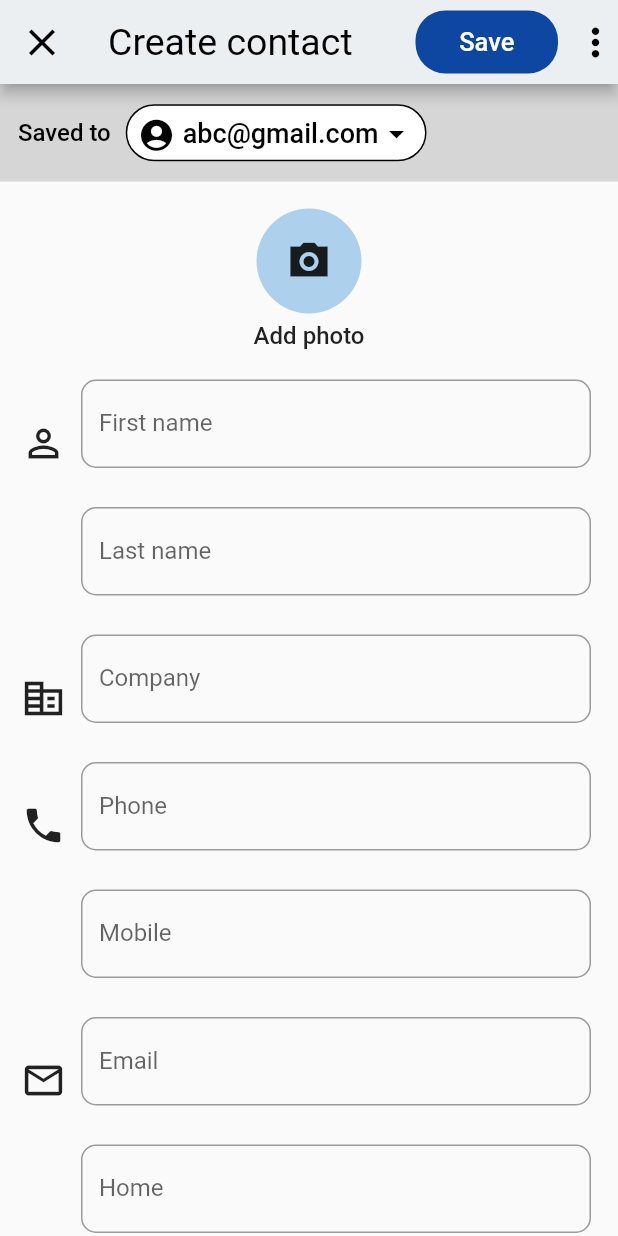
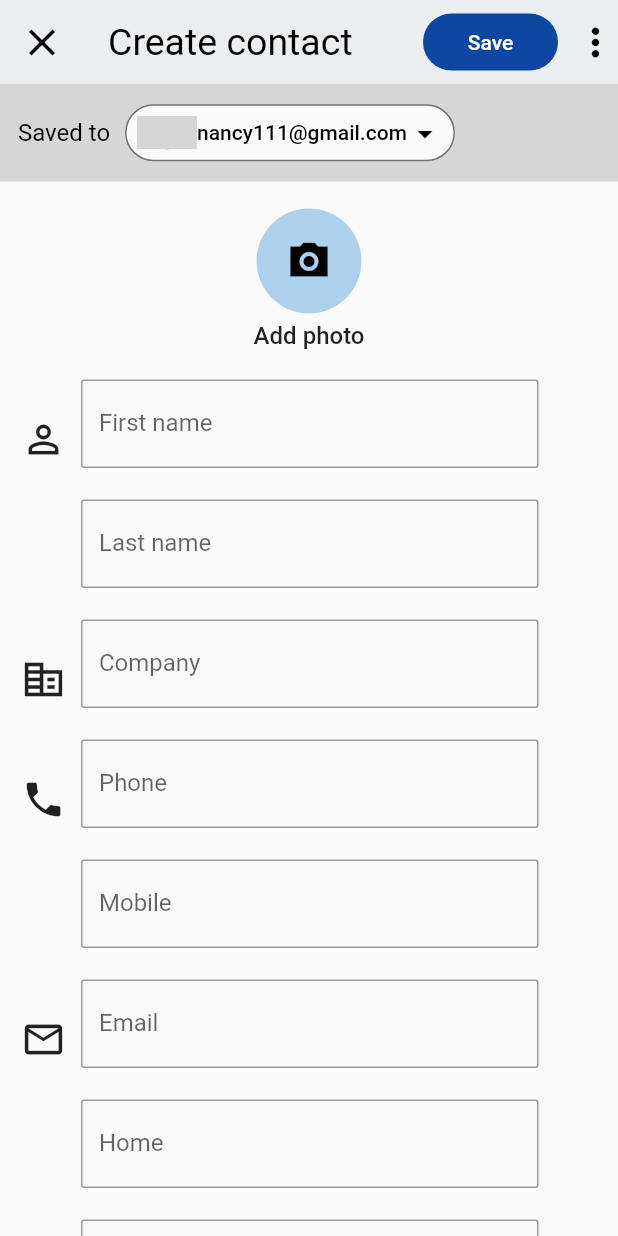
Before and after one commit to shivamgupta7837/gContactClone, a Flutter app: the AddContact screen opened directly, on a phone screen of 412 x 824 dp. Run offline on Flutter 3.47's test engine with Material 2 defaults, Android fonts, the phone set to English and light mode, and no system bars; network calls fail; grey boxes are pictures that could not be loaded.

Commit message:
adding files

```diff
--- /dev/null
+++ b/lib/globalVars/globals.dart
@@ -0,0 +1,2 @@
+String profileImage = "https://previews.123rf.com/images/aurora72/aurora721606/aurora72160600004/59282566-avatar-girls-icon-woman-icon-illustration-face-of-female-icons-cartoon-style-isolated-woman-avatar-f.jpg?fj=1";
+String eailId = "nancy111@gmail.com";
--- a/lib/screens/add_contact.dart
+++ b/lib/screens/add_contact.dart
@@ -1,20 +1,79 @@
 import 'package:contacts/utils/add_contact_detail.dart';
+import 'package:contacts/utils/buildSavedto.dart';
 import 'package:flutter/material.dart';
 
 class AddContact extends StatelessWidget {
-  const AddContact({Key? key}) : super(key: key);
+  Widget portrate() {
+    return SingleChildScrollView(
+      child: Column(
+        children: [
+          const BuildSavedto(),
+          const SizedBox(
+            height: 18,
+          ),
+          CircleAvatar(
+            backgroundColor: Color.fromARGB(255, 173, 208, 236),
+            radius: 35,
+            child: Center(
+                child: IconButton(
+              onPressed: () {},
+              icon: const Icon(
+                Icons.camera_alt_sharp,
+                color: Colors.black,
+                size: 30,
+              ),
+            )),
+          ),
+          const SizedBox(
+            height: 5,
+          ),
+          const Text(
+            "Add photo",
+            style: TextStyle(fontSize: 16, fontWeight: FontWeight.w500),
+          ),
+        const  SizedBox(
+            height: 20,
+          ),
+          AddContactDetail(
+            icon: Icons.person_outline_outlined,
+            detail: "First name",
+          ),
+          AddContactDetail(
+            detail: "Last name",
+          ),
+          AddContactDetail(
+            detail: "Company",
+            icon: Icons.corporate_fare_outlined,
+          ),
+          AddContactDetail(detail: "Phone", icon: Icons.phone),
+          AddContactDetail(detail: "Mobile"),
+          AddContactDetail(
+            detail: "Email",
+            icon: Icons.email_outlined,
+          ),
+          AddContactDetail(detail: "Home"),
+          AddContactDetail(
+              detail: "Significant date", icon: Icons.calendar_month),
+          AddContactDetail(detail: "Birthday"),
+        ],
+      ),
+    );
+  }
+
+
 
   @override
   Widget build(BuildContext context) {
     return Scaffold(
         appBar: AppBar(
+          elevation: 0,
           backgroundColor: Colors.blueGrey[50],
           actions: [
             Row(
               children: [
                 Container(
-                width: 95,
-                height: 42,
+                  width: 90,
+                  height: 38,
                   child: TextButton(
                       onPressed: () {},
                       style: TextButton.styleFrom(
@@ -24,7 +83,7 @@ class AddContact extends StatelessWidget {
                           )),
                       child: const Text(
                         "Save",
-                      style: TextStyle(fontSize: 17, color: Colors.white),
+                        style: TextStyle(fontSize: 14, color: Colors.white),
                       )),
                 )
               ],
@@ -54,22 +113,38 @@ class AddContact extends StatelessWidget {
                 color: Colors.black, fontSize: 25, fontWeight: FontWeight.w400),
           ),
         ),
-      body: SingleChildScrollView(
+        body: OrientationBuilder(builder: (context, Orientation orientation) {
+          if (orientation != Orientation.portrait) {
+            return landscape(context);
+          } else {
+            return portrate();
+          }
+        }));
+  }
+
+  Widget landscape(BuildContext context) {
+    return SingleChildScrollView(
       child: Column(
         children: [
-            _buildSavedto(),
-            const SizedBox(
-              height: 18,
-            ),
+           Row(
+             children: [
+               Container(
+                padding: const EdgeInsets.only(top: 105),
+                height: MediaQuery.of(context).size.height,
+                width: MediaQuery.of(context).size.width * 0.4,
+                color: Colors.white,
+                child: Column(
+                  crossAxisAlignment: CrossAxisAlignment.center,
+                  children: [
                     CircleAvatar(
             backgroundColor: Color.fromARGB(255, 173, 208, 236),
-              radius: 35,
+            radius: 55,
             child: Center(
                     child: IconButton(
               onPressed: () {},
               icon: const Icon(
                     Icons.camera_alt_sharp,
-                  color: Colors.black87,
+                    color: Colors.black,
                     size: 30,
               ),
             )),
@@ -81,68 +156,46 @@ class AddContact extends StatelessWidget {
             "Add photo",
             style: TextStyle(fontSize: 16, fontWeight: FontWeight.w500),
           ),
-            SizedBox(
-              height: 20,
-            ),
-            AddContactDetail(icon: Icons.person_outline_outlined, detail: "First name",),
-            AddContactDetail(detail: "Last name",),
-            AddContactDetail(detail: "Company",icon: Icons.corporate_fare_outlined,),
-            AddContactDetail(detail: "Phone",icon: Icons.phone),
-            AddContactDetail(detail: "Mobile"),
-            AddContactDetail(detail: "Email",icon: Icons.email_outlined,),
-            AddContactDetail(detail: "Home"),
-            AddContactDetail(detail: "Significant date",icon: Icons.calendar_month),
-            AddContactDetail(detail: "Birthday"),
-
-
                   ],
                 ),
           ),
-    );
-  }
+          Container(
+            height: MediaQuery.of(context).size.height,
+            width: MediaQuery.of(context).size.width * 0.6,
+            color: Colors.white,
+            child: SingleChildScrollView(
+              child: Column(
+                children: [
+                 const  BuildSavedto(),
+                 const  SizedBox(height: 25,),
+                   AddContactDetail(
+              icon: Icons.person_outline_outlined,
+              detail: "First name",
 
-  Container _buildSavedto() {
-    return Container(
-      padding: const EdgeInsets.only(left: 12),
-      color: Colors.grey[350],
-      height: 65,
-      child: Row(
-        crossAxisAlignment: CrossAxisAlignment.center,
-        mainAxisAlignment: MainAxisAlignment.start,
-        children: [
-          const Text(
-            "Saved to",
-            style: TextStyle(
-                fontSize: 16, color: Colors.black, fontWeight: FontWeight.w500),
                     ),
-          const SizedBox(width: 10),
-          SizedBox(
-            height: 38,
-            child: TextButton(
-                onPressed: () {},
-                style: TextButton.styleFrom(
-                    side: const BorderSide(
-                        color: Colors.black, style: BorderStyle.solid),
-                    backgroundColor: Colors.white,
-                    shape: RoundedRectangleBorder(
-                      borderRadius: BorderRadius.circular(20),
-                    )),
-                child: Row(
-                  children: const [
-                    Icon(
-                      Icons.account_circle,
-                      color: Colors.black,
-                      size: 25,
+                    AddContactDetail(
+              detail: "Last name",
                     ),
-                    SizedBox(width: 5),
-                    Text(
-                      "abc@gmail.com",
-                      style: TextStyle(fontSize: 18, color: Colors.black),
+                    AddContactDetail(
+              detail: "Company",
+              icon: Icons.corporate_fare_outlined,
                     ),
-                    Icon(Icons.arrow_drop_down, color: Colors.black)
+                    AddContactDetail(detail: "Phone", icon: Icons.phone),
+                    AddContactDetail(detail: "Mobile"),
+                    AddContactDetail(
+              detail: "Email",
+              icon: Icons.email_outlined,
+                    ),
+                    AddContactDetail(detail: "Home"),
+                    AddContactDetail(
+                detail: "Significant date", icon: Icons.calendar_month),
+                    AddContactDetail(detail: "Birthday"),
                 ],
-                )),
+              ),
+            ),
           )
+             ],
+           ),
         ],
       ),
     );
--- a/lib/utils/add_contact_detail.dart
+++ b/lib/utils/add_contact_detail.dart
@@ -7,7 +7,14 @@ class AddContactDetail extends StatelessWidget {
 
   @override
   Widget build(BuildContext context) {
-    return  Column(
+    // return OrientationBuilder(builder: (context, Orientation orientation) {
+    //       if (orientation == Orientation.portrait) {
+    //         return portrateContactDetail();
+    //       } else {
+    //         return landScapeContactDetail();
+    //       }
+    //     });
+    return   Column(
             children: [
               Row(
                 mainAxisAlignment: MainAxisAlignment.start,
@@ -18,14 +25,13 @@ class AddContactDetail extends StatelessWidget {
                   ),
                   SizedBox(width: 10,),
                   Container(
-                      height: 85,
-                      width: 340,
+                    height: 80,
+                    width: 305,
                     child: TextField(
                       decoration: InputDecoration(
                           labelText: detail,
                           border: OutlineInputBorder(
-                             borderSide: BorderSide(color: Colors.black,style: BorderStyle.solid),
-                              borderRadius: BorderRadius.circular(10),
+                            borderRadius: BorderRadius.circular(2),
                           )),
                     ),
                   ),
@@ -34,4 +40,60 @@ class AddContactDetail extends StatelessWidget {
             ],
           );
   }
+
+  // Widget portrateContactDetail() {
+  //   return Column(
+  //           children: [
+  //             Row(
+  //               // mainAxisAlignment: MainAxisAlignment.start,
+  //               children: [
+  //                 Padding(
+  //                   padding: const EdgeInsets.only(left:14.0),
+  //                   child: Icon( icon,size: 30),
+  //                 ),
+  //                 SizedBox(width: 10,),
+  //                 Container(
+  //                   height: 80,
+  //                   width: 300,
+  //                   child: TextField(
+  //                     decoration: InputDecoration(
+  //                         labelText: detail,
+  //                         border: OutlineInputBorder(
+  //                           borderRadius: BorderRadius.circular(2),
+  //                         )),
+  //                   ),
+  //                 ),
+  //               ],
+  //             ),
+  //           ],
+  //         );
+  // }
+
+  // Widget landScapeContactDetail() {
+  //   return Column(
+  //           children: [
+  //             Row(
+  //               mainAxisAlignment: MainAxisAlignment.start,
+  //               children: [
+  //                 Padding(
+  //                   padding: const EdgeInsets.only(left:14.0),
+  //                   child: Icon( icon,size: 30),
+  //                 ),
+  //                 SizedBox(width: 10,),
+  //                 Container(
+  //                   height: 80,
+  //                   // width: 500,
+  //                   child: TextField(
+  //                     decoration: InputDecoration(
+  //                         labelText: detail,
+  //                         border: OutlineInputBorder(
+  //                           borderRadius: BorderRadius.circular(2),
+  //                         )),
+  //                   ),
+  //                 ),
+  //               ],
+  //             ),
+  //           ],
+  //         );
+  // }
 }
--- /dev/null
+++ b/lib/utils/buildSavedto.dart
@@ -0,0 +1,57 @@
+import 'package:flutter/material.dart';
+import '../globalVars/globals.dart' as globals;
+
+class BuildSavedto extends StatelessWidget {
+  const BuildSavedto({Key? key}) : super(key: key);
+
+  @override
+  Widget build(BuildContext context) {
+    return Container(
+      padding: const EdgeInsets.only(left: 12),
+      color: Colors.grey[350],
+      height: 65,
+      child: Row(
+        crossAxisAlignment: CrossAxisAlignment.center,
+        mainAxisAlignment: MainAxisAlignment.start,
+        children: [
+          const Text(
+            "Saved to",
+            style: TextStyle(
+                fontSize: 16, color: Colors.black, fontWeight: FontWeight.w400),
+          ),
+          const SizedBox(width: 10),
+          SizedBox(
+            height: 38,
+            child: TextButton(
+                onPressed: () {},
+                style: TextButton.styleFrom(
+                    side: const BorderSide(
+                        color: Colors.black54, style: BorderStyle.solid),
+                    backgroundColor: Colors.grey[50],
+                    shape: RoundedRectangleBorder(
+                      borderRadius: BorderRadius.circular(20),
+                    )),
+                child: Row(
+                  children: [
+                    SizedBox(
+                      height: 40,
+                      child: CircleAvatar(
+                        backgroundImage: NetworkImage(globals.profileImage),
+                      ),
+                    ),
+                     Text(
+                      globals.eailId,
+                      style: const TextStyle(
+                          fontSize: 14,
+                          color: Colors.black,
+                          fontWeight: FontWeight.w500),
+                    ),
+                    const Icon(Icons.arrow_drop_down, color: Colors.black)
+                  ],
+                )),
+          )
+        ],
+      ),
+    );
+  }
+}
--- a/pubspec.yaml
+++ b/pubspec.yaml
@@ -59,9 +59,8 @@ flutter:
   uses-material-design: true
 
   # To add assets to your application, add an assets section, like this:
-  # assets:
-  #   - images/a_dot_burr.jpeg
-  #   - images/a_dot_ham.jpeg
+  assets:
+    - assets/images/
 
   # An image asset can refer to one or more resolution-specific "variants", see
   # https://flutter.dev/assets-and-images/#resolution-aware
```
Also changed, not shown: lib/Widget/drawer.dart (added, +106 -0 lines), lib/Widget/popUpMenu.dart (added, +13 -0 lines), lib/Widget/search_bar_widget.dart (+39 -30 lines), lib/main.dart (+5 -5 lines), lib/screens/home_page.dart (+13 -8 lines), lib/utils/select_unselect.dart (deleted, +0 -21 lines), assets/images/logo google.png (added), assets/images/logocontact.png (added). Lines whose indentation alone changed are shown as unchanged.
